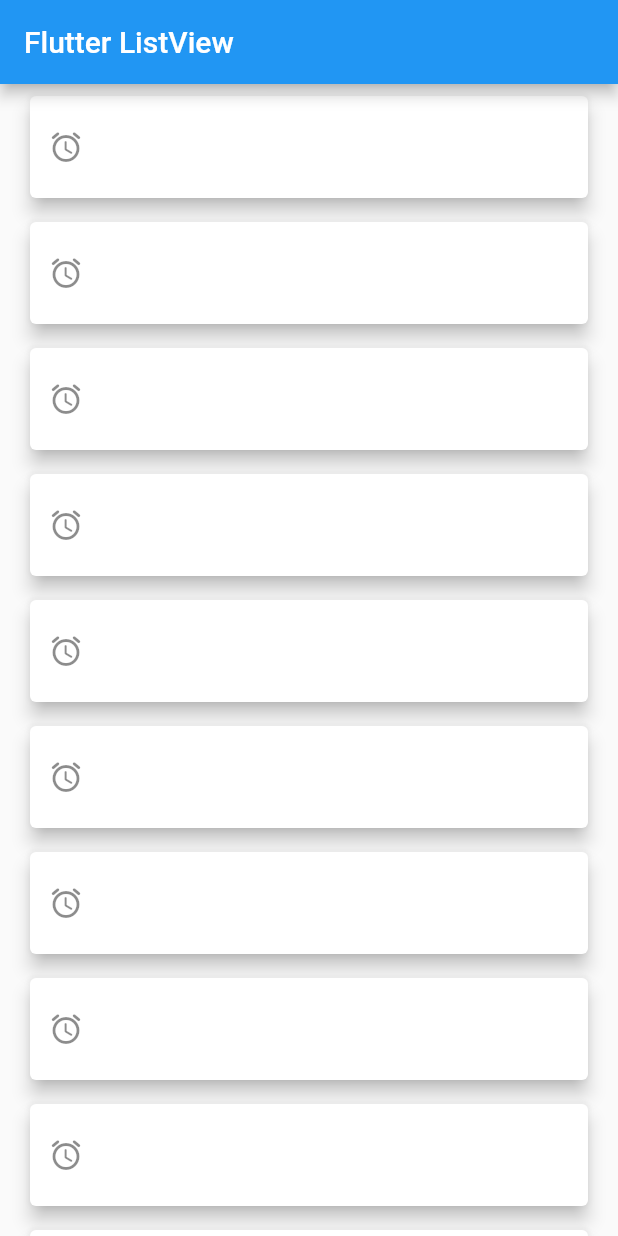
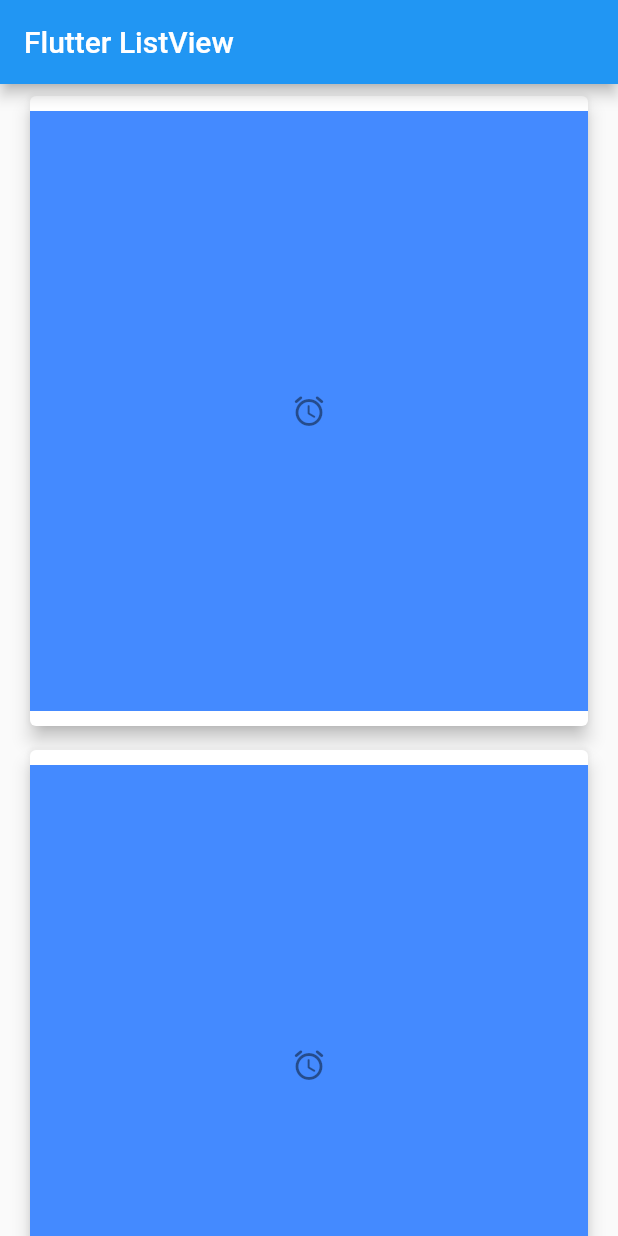
Before and after one commit to olbogdanov/Flutter-Training, a Flutter app: the screen it shows after launch, on a phone screen of 412 x 824 dp. Run offline on Flutter 3.47's test engine with Material 2 defaults, Android fonts, the phone set to English and light mode, and no system bars.

Commit message:
add container

```diff
--- a/YoutubeClone/youtube_cone/lib/video_widget.dart
+++ b/YoutubeClone/youtube_cone/lib/video_widget.dart
@@ -6,7 +6,12 @@ class VideoWidget extends StatelessWidget {
 
   @override
   Widget build(BuildContext context) {
-    return IconButton(
-        onPressed: () {}, icon: const Icon(Icons.access_alarm_rounded));
+    return Container(
+      width: double.infinity,
+      height: 400,
+      color: Colors.blueAccent,
+      child: IconButton(
+          onPressed: () {}, icon: const Icon(Icons.access_alarm_rounded)),
+    );
   }
 }
```
